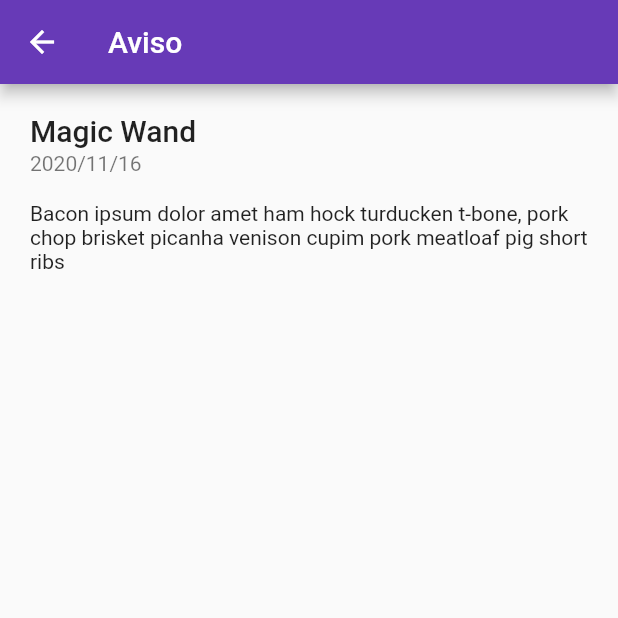
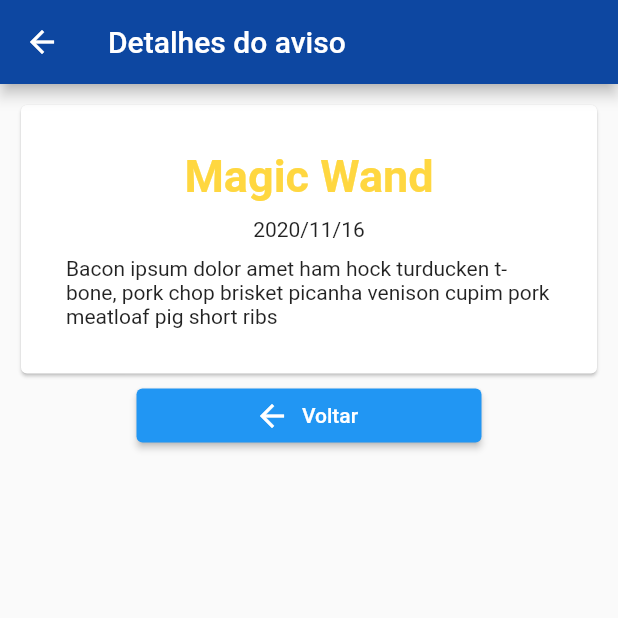
Before and after one commit to edsonleitejr/App_Flutter, a Flutter app: the screen it shows after launch, after a tap on "Magic Wand", on a phone screen of 412 x 824 dp, the top half of it. Run offline on Flutter 3.47's test engine with Material 2 defaults, Android fonts, the phone set to English and light mode, and no system bars; our stand-ins replace dartz.

Commit message:
alterações

```diff
--- a/lib/main.dart
+++ b/lib/main.dart
@@ -1,104 +1,7 @@
-import 'package:ds_master_detail/src/pages/product_detail_page.dart';
-import 'package:ds_master_detail/src/pages/product_list_page.dart';
+import 'package:ds_master_detail/src/pages/index.dart';
 
 import 'package:flutter/material.dart';
 
 void main() {
-  runApp(MyApp());
+  runApp(IndexPage());
 }
-
-class MyApp extends StatelessWidget {
-  @override
-  Widget build(BuildContext context) {
-    return MaterialApp(
-      title: 'Empresa',
-      home: MyStatefulWidget(),
-      theme: ThemeData(
-        primarySwatch: Colors.deepPurple,
-      ),
-      initialRoute: ProductListPage.routeName,
-      routes: {
-        ProductListPage.routeName: (context) => ProductListPage(),
-        ProductDetailPage.routeName: (context) => ProductDetailPage(),
-      },
-    );
-  }
-}
-
-/// Este é o widget com monitoração de estado que o aplicativo principal instancia.
-class MyStatefulWidget extends StatefulWidget {
-  const MyStatefulWidget({Key key}) : super(key: key);
-
-  @override
-  State<MyStatefulWidget> createState() => _MyStatefulWidgetState();
-}
-
-/// Esta é a classe privada State que acompanha MyStatefulWidget.
-class _MyStatefulWidgetState extends State<MyStatefulWidget> {
-  int _selectedIndex = 0;
-  static const TextStyle optionStyle =
-      TextStyle(fontSize: 30, fontWeight: FontWeight.bold);
-  static const List<Widget> _widgetOptions = <Widget>[];
-
-  void _onItemTapped(int index) {
-    setState(() {
-      _selectedIndex = index;
-    });
-  }
-
-  final PageViewController = PageController();
-
-  @override
-  void dispose() {
-    super.dispose();
-    PageViewController.dispose();
-  }
-
-  @override
-  Widget build(BuildContext context) {
-    return Scaffold(
-      // appBar: AppBar(
-      //title: const Text('Edson'),
-      //  ),
-      body: PageView(
-        controller: PageViewController,
-        children: [
-          ProductListPage(),
-          Container(),
-          Container(),
-          Container(),
-        ],
-      ),
-      bottomNavigationBar: AnimatedBuilder(
-          animation: PageViewController,
-          builder: (context, snapshot) {
-            return BottomNavigationBar(
-              currentIndex: PageViewController?.page?.round() ?? 0,
-              onTap: (index) {
-                PageViewController.jumpToPage(index);
-              },
-              unselectedItemColor: Colors.blue,
-              items: const <BottomNavigationBarItem>[
-                BottomNavigationBarItem(
-                  icon: Icon(Icons.feedback),
-                  label: 'Avisos',
-                ),
-                BottomNavigationBarItem(
-                  icon: Icon(Icons.list),
-                  label: 'Vez',
-                ),
-                BottomNavigationBarItem(
-                  icon: Icon(Icons.local_shipping),
-                  label: 'Viagens',
-                ),
-                BottomNavigationBarItem(
-                  icon: Icon(Icons.card_travel),
-                  label: 'Minhas viagens',
-                ),
-              ],
-              selectedItemColor: Colors.blue,
-            );
-          }),
-    );
-  }
-}
--- a/lib/src/models/product_detail_args.dart
+++ b/lib/src/models/product_detail_args.dart
@@ -4,7 +4,7 @@ import 'package:flutter/foundation.dart';
 
 @immutable
 class ProductDetailArgs {
-  final Either<Product, int> selectedProductOrId;
+  final Either<Notifications, int> selectedProductOrId;
 
   const ProductDetailArgs(this.selectedProductOrId);
 }
--- a/lib/src/models/product_model.dart
+++ b/lib/src/models/product_model.dart
@@ -8,7 +8,7 @@ extension PrintDate on DateTime {
 }
 
 @immutable
-class Product {
+class Notifications {
   final int id;
   final String title;
 
@@ -23,7 +23,7 @@ class Product {
           "...")
       : _description;
 
-  const Product({
+  const Notifications({
     @required this.id,
     @required this.title,
     @required String description,
--- /dev/null
+++ b/lib/src/pages/index.dart
@@ -0,0 +1,76 @@
+import 'package:ds_master_detail/src/pages/notification/index_page.dart';
+import 'package:flutter/material.dart';
+
+class IndexPage extends StatefulWidget {
+  @override
+  _IndexPageState createState() => _IndexPageState();
+}
+
+class _IndexPageState extends State<IndexPage> {
+  int _selectedIndex = 0;
+  static const TextStyle optionStyle =
+      TextStyle(fontSize: 30, fontWeight: FontWeight.bold);
+  static const List<Widget> _widgetOptions = <Widget>[];
+
+  void _onItemTapped(int index) {
+    setState(() {
+      _selectedIndex = index;
+    });
+  }
+
+  final PageViewController = PageController();
+
+  @override
+  void dispose() {
+    super.dispose();
+    PageViewController.dispose();
+  }
+
+  @override
+  Widget build(BuildContext context) {
+    return MaterialApp(
+      title: 'Empresa',
+      home: Scaffold(
+        body: PageView(
+          controller: PageViewController,
+          children: [
+            NotificationPage(),
+            Container(),
+            Container(),
+            Container(),
+          ],
+        ),
+        bottomNavigationBar: AnimatedBuilder(
+            animation: PageViewController,
+            builder: (context, snapshot) {
+              return BottomNavigationBar(
+                currentIndex: PageViewController?.page?.round() ?? 0,
+                onTap: (index) {
+                  PageViewController.jumpToPage(index);
+                },
+                unselectedItemColor: Colors.blue,
+                items: const <BottomNavigationBarItem>[
+                  BottomNavigationBarItem(
+                    icon: Icon(Icons.feedback),
+                    label: 'Avisos',
+                  ),
+                  BottomNavigationBarItem(
+                    icon: Icon(Icons.list),
+                    label: 'Vez',
+                  ),
+                  BottomNavigationBarItem(
+                    icon: Icon(Icons.local_shipping),
+                    label: 'Viagens',
+                  ),
+                  BottomNavigationBarItem(
+                    icon: Icon(Icons.card_travel),
+                    label: 'Minhas viagens',
+                  ),
+                ],
+                selectedItemColor: Colors.blue,
+              );
+            }),
+      ),
+    );
+  }
+}
--- /dev/null
+++ b/lib/src/pages/notification/index_page.dart
@@ -0,0 +1,22 @@
+import 'package:ds_master_detail/src/pages/notification/widgets/notification_list.widget.dart';
+
+import 'package:flutter/material.dart';
+
+class NotificationPage extends StatefulWidget {
+  @override
+  _NotificationPageState createState() => _NotificationPageState();
+}
+
+class _NotificationPageState extends State<NotificationPage> {
+  @override
+  Widget build(BuildContext context) {
+    return Scaffold(
+      appBar: AppBar(
+        title: Text('Avisos'),
+        backgroundColor: Colors.blue[900],
+        centerTitle: true,
+      ),
+      body: NotificationList(),
+    );
+  }
+}
--- /dev/null
+++ b/lib/src/pages/notification/widgets/notification_details.widget.dart
@@ -0,0 +1,63 @@
+import 'package:ds_master_detail/src/models/product_model.dart';
+import 'package:flutter/material.dart';
+
+class NotificationDetails extends StatelessWidget {
+  const NotificationDetails({
+    @required this.notification,
+  });
+  final Notifications notification;
+
+  @override
+  Widget build(BuildContext context) {
+    return Scaffold(
+      appBar: AppBar(
+        title: Text('Detalhes do aviso'),
+        backgroundColor: Colors.blue[900],
+      ),
+      body: Container(
+        margin: EdgeInsets.all(10),
+        child: Column(
+          children: [
+            _buildInformation(),
+            Container(
+              width: 230,
+              child: ElevatedButton.icon(
+                onPressed: () {
+                  Navigator.of(context).pop();
+                },
+                icon: Icon(Icons.arrow_back),
+                label: Text('Voltar'),
+              ),
+            )
+          ],
+        ),
+      ),
+    );
+  }
+
+  _buildInformation() {
+    return Card(
+      child: Container(
+        margin: EdgeInsets.all(30),
+        child: Column(children: [
+          Text(
+            notification.title,
+            style: TextStyle(
+              fontWeight: FontWeight.bold,
+              color: Colors.amberAccent,
+              fontSize: 30,
+            ),
+          ),
+          SizedBox(
+            height: 10,
+          ),
+          Text(notification.dateCreated),
+          SizedBox(
+            height: 10,
+          ),
+          Text(notification.description()),
+        ]),
+      ),
+    );
+  }
+}
--- /dev/null
+++ b/lib/src/pages/notification/widgets/notification_list.widget.dart
@@ -0,0 +1,75 @@
+import 'package:ds_master_detail/src/models/product_model.dart';
+import 'package:ds_master_detail/src/pages/notification/widgets/notification_details.widget.dart';
+import 'package:ds_master_detail/src/services/product_service.dart';
+import 'package:ds_master_detail/src/widgets/error_message.dart';
+import 'package:ds_master_detail/src/widgets/loading.dart';
+import 'package:flutter/material.dart';
+
+class NotificationList extends StatelessWidget {
+  @override
+  Widget build(BuildContext context) {
+    final NotificationService _noticationService = NotificationService();
+    return Container(
+      child: FutureBuilder(
+        future: _noticationService.getNotifications(),
+        builder: (BuildContext context,
+            AsyncSnapshot<List<Notifications>> snapshot) {
+          if (snapshot.hasError) {
+            return ErrorMessage(snapshot.error);
+          }
+          if (!snapshot.hasData) {
+            return Loading();
+          }
+
+          var data = snapshot.data;
+          return Container(
+            color: Colors.grey[300],
+            child: Column(
+              children: [
+                SizedBox(
+                  height: 20,
+                ),
+                Expanded(
+                  child: ListView.builder(
+                    itemCount: data.length,
+                    itemBuilder: (context, indice) {
+                      final item = data[indice];
+                      return InkWell(
+                        onTap: () => Navigator.of(context).push(
+                          MaterialPageRoute(
+                            builder: (context) => NotificationDetails(
+                              notification: item,
+                            ),
+                          ),
+                        ),
+                        child: Container(
+                          height: 80,
+                          child: Card(
+                            child: Container(
+                                margin: EdgeInsets.all(10),
+                                child: Row(
+                                  children: [
+                                    Expanded(
+                                      child: Text(item.title),
+                                    ),
+                                    Text(item.dateCreated),
+                                    SizedBox(
+                                      width: 15,
+                                    ),
+                                    Icon(Icons.keyboard_arrow_right_sharp)
+                                  ],
+                                )),
+                          ),
+                        ),
+                      );
+                    },
+                  ),
+                ),
+              ],
+            ),
+          );
+        },
+      ),
+    );
+  }
+}
--- a/lib/src/pages/product_detail_page.dart
+++ /dev/null
@@ -1,59 +0,0 @@
-import 'package:ds_master_detail/src/models/product_detail_args.dart';
-import 'package:ds_master_detail/src/models/product_model.dart';
-import 'package:ds_master_detail/src/services/product_service.dart';
-import 'package:ds_master_detail/src/widgets/error_message.dart';
-import 'package:ds_master_detail/src/widgets/loading.dart';
-
-import 'package:ds_master_detail/src/widgets/product_detail.dart';
-import 'package:flutter/material.dart';
-
-extension ToProductService on int {
-  Future<Product> toProduct() async {
-    final ProductService _productService = ProductService();
-    final productId = this;
-
-    return _productService.getProductById(productId);
-  }
-}
-
-class ProductDetailPage extends StatelessWidget {
-  static const routeName = "/products/detail";
-
-  const ProductDetailPage();
-
-  @override
-  Widget build(BuildContext context) {
-    final ProductDetailArgs args = ModalRoute.of(context).settings.arguments;
-
-    return Scaffold(
-      appBar: AppBar(
-        title: const Text("Aviso"),
-      ),
-      body: args.selectedProductOrId.fold(
-        _buildFromProduct,
-        _buildFromInt,
-      ),
-    );
-  }
-
-  Widget _buildFromProduct(Product product) {
-    return ProductDetail(product: product);
-  }
-
-  Widget _buildFromInt(int productId) {
-    return FutureBuilder(
-      future: productId.toProduct(),
-      builder: (BuildContext context, AsyncSnapshot<Product> snapshot) {
-        if (snapshot.hasError) {
-          return ErrorMessage(snapshot.error);
-        }
-
-        if (snapshot.hasData) {
-          return ProductDetail(product: snapshot.data);
-        }
-
-        return Loading();
-      },
-    );
-  }
-}
--- a/lib/src/pages/product_list_page.dart
+++ /dev/null
@@ -1,57 +0,0 @@
-import 'package:dartz/dartz.dart';
-import 'package:ds_master_detail/src/constants/product.dart';
-import 'package:ds_master_detail/src/models/product_detail_args.dart';
-import 'package:ds_master_detail/src/models/product_model.dart';
-import 'package:ds_master_detail/src/pages/product_detail_page.dart';
-
-import 'package:ds_master_detail/src/services/product_service.dart';
-import 'package:ds_master_detail/src/widgets/error_message.dart';
-import 'package:ds_master_detail/src/widgets/loading.dart';
-import 'package:ds_master_detail/src/widgets/product_list.dart';
-
-import 'package:flutter/material.dart';
-
-class ProductListPage extends StatelessWidget {
-  static const routeName = "/products";
-  final ProductService _productService = ProductService();
-
-  @override
-  Widget build(BuildContext context) {
-    return Scaffold(
-      appBar: AppBar(
-        title: const Text("Avisos"),
-      ),
-      floatingActionButton: FloatingActionButton.extended(
-        label: Text("Direct Navigation"),
-        onPressed: () => Navigator.of(context).pushNamed(
-          ProductDetailPage.routeName,
-          arguments: ProductDetailArgs(
-            Right(kProductList.length + 5),
-          ),
-        ),
-      ),
-      body: FutureBuilder(
-        future: _productService.getProducts(),
-        builder: (BuildContext context, AsyncSnapshot<List<Product>> snapshot) {
-          if (snapshot.hasError) {
-            return ErrorMessage(snapshot.error);
-          }
-
-          if (snapshot.hasData) {
-            return ProductList(
-              productList: snapshot.data,
-              onTap: (Product product) => Navigator.of(context).pushNamed(
-                ProductDetailPage.routeName,
-                arguments: ProductDetailArgs(
-                  Left(product),
-                ),
-              ),
-            );
-          }
-
-          return Loading();
-        },
-      ),
-    );
-  }
-}
--- a/lib/src/services/product_service.dart
+++ b/lib/src/services/product_service.dart
@@ -9,22 +9,22 @@ class NetworkException {
   NetworkException(this.message);
 }
 
-class ProductService {
-  Future<List<Product>> getProducts() async {
+class NotificationService {
+  Future<List<Notifications>> getNotifications() async {
     try {
       await _shouldError("Couldn't fetch product list.");
 
-      return kProductList;
+      return listNotifications;
     } on NetworkException catch (e) {
       return Future.error(e.message);
     }
   }
 
-  Future<Product> getProductById(int id) async {
+  Future<Notifications> getProductById(int id) async {
     try {
       await _shouldError("Couldn't fetch product by ID.");
 
-      return kProductList.firstWhere(
+      return listNotifications.firstWhere(
         (element) => element.id == id,
         orElse: () => throw NetworkException("Couldn't fetch product by ID."),
       );
--- a/lib/src/widgets/product_detail.dart
+++ b/lib/src/widgets/product_detail.dart
@@ -2,7 +2,7 @@ import 'package:ds_master_detail/src/models/product_model.dart';
 import 'package:flutter/material.dart';
 
 class ProductDetail extends StatelessWidget {
-  final Product product;
+  final Notifications product;
 
   const ProductDetail({Key key, this.product}) : super(key: key);
 
--- a/lib/src/widgets/product_list.dart
+++ b/lib/src/widgets/product_list.dart
@@ -8,8 +8,8 @@ class ProductList extends StatelessWidget {
     @required this.onTap,
   }) : super(key: key);
 
-  final List<Product> productList;
-  final Function(Product) onTap;
+  final List<Notifications> productList;
+  final Function(Notifications) onTap;
 
   @override
   Widget build(BuildContext context) {
--- a/pubspec.yaml
+++ b/pubspec.yaml
@@ -23,6 +23,8 @@ environment:
 dependencies:
   flutter:
     sdk: flutter
+  http: ^0.13.3
+
 
   flutter_riverpod: ^0.12.1
   dartz: ^0.9.2
```
Also changed, not shown: lib/src/constants/product.dart (+34 -6 lines), lib/src/pages/view/index.dart (added), pubspec.lock, 1 other file.
